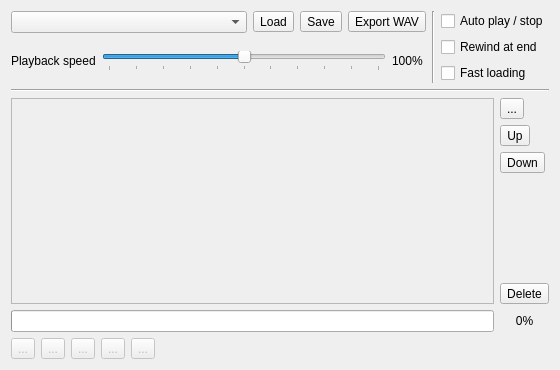
This is ui/tapewin.ui in Loccy/xpeccy-plus as Qt 5 draws it before an edit. The edited form follows.
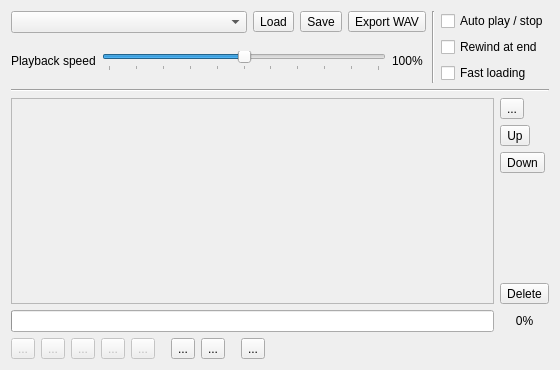
This is the edited form. Icons and pictures are not drawn. Custom widgets are drawn as their Qt base class.

Commit message: ui: Previous and Next tape of the set and an Autoreverse switch (Next tape of a set) in the Tape Player, Previous and Next disk of the set on each drive of the Disk Manager

```diff
--- a/ui/tapewin.ui
+++ b/ui/tapewin.ui
@@ -488,6 +488,101 @@
        </property>
       </widget>
      </item>
+     <item>
+      <spacer name="sideGap">
+       <property name="orientation">
+        <enum>Qt::Horizontal</enum>
+       </property>
+       <property name="sizeType">
+        <enum>QSizePolicy::Fixed</enum>
+       </property>
+       <property name="sizeHint" stdset="0">
+        <size>
+         <width>10</width>
+         <height>20</height>
+        </size>
+       </property>
+      </spacer>
+     </item>
+     <item>
+      <widget class="QToolButton" name="tbPrevTape">
+       <property name="iconSize">
+        <size>
+         <width>20</width>
+         <height>20</height>
+        </size>
+       </property>
+       <property name="toolTip">
+        <string>Previous tape of the set</string>
+       </property>
+       <property name="text">
+        <string>...</string>
+       </property>
+       <property name="icon">
+        <iconset resource="../xpeccy.qrc">
+         <normaloff>:/images/tape-prev.png</normaloff>:/images/tape-prev.png</iconset>
+       </property>
+      </widget>
+     </item>
+     <item>
+      <widget class="QToolButton" name="tbNextTape">
+       <property name="iconSize">
+        <size>
+         <width>20</width>
+         <height>20</height>
+        </size>
+       </property>
+       <property name="toolTip">
+        <string>Next tape of the set</string>
+       </property>
+       <property name="text">
+        <string>...</string>
+       </property>
+       <property name="icon">
+        <iconset resource="../xpeccy.qrc">
+         <normaloff>:/images/tape-next.png</normaloff>:/images/tape-next.png</iconset>
+       </property>
+      </widget>
+     </item>
+     <item>
+      <spacer name="autoRevGap">
+       <property name="orientation">
+        <enum>Qt::Horizontal</enum>
+       </property>
+       <property name="sizeType">
+        <enum>QSizePolicy::Fixed</enum>
+       </property>
+       <property name="sizeHint" stdset="0">
+        <size>
+         <width>10</width>
+         <height>20</height>
+        </size>
+       </property>
+      </spacer>
+     </item>
+     <item>
+      <widget class="QToolButton" name="tbAutoRev">
+       <property name="iconSize">
+        <size>
+         <width>20</width>
+         <height>20</height>
+        </size>
+       </property>
+       <property name="toolTip">
+        <string>Autoreverse: at its end a tape goes on to the next one of its set</string>
+       </property>
+       <property name="checkable">
+        <bool>true</bool>
+       </property>
+       <property name="text">
+        <string>...</string>
+       </property>
+       <property name="icon">
+        <iconset resource="../xpeccy.qrc">
+         <normaloff>:/images/tape-autorev.png</normaloff>:/images/tape-autorev.png</iconset>
+       </property>
+      </widget>
+     </item>
      <item>
       <spacer name="horizontalSpacer">
        <property name="orientation">
```
The commit also changes 12 other files.
